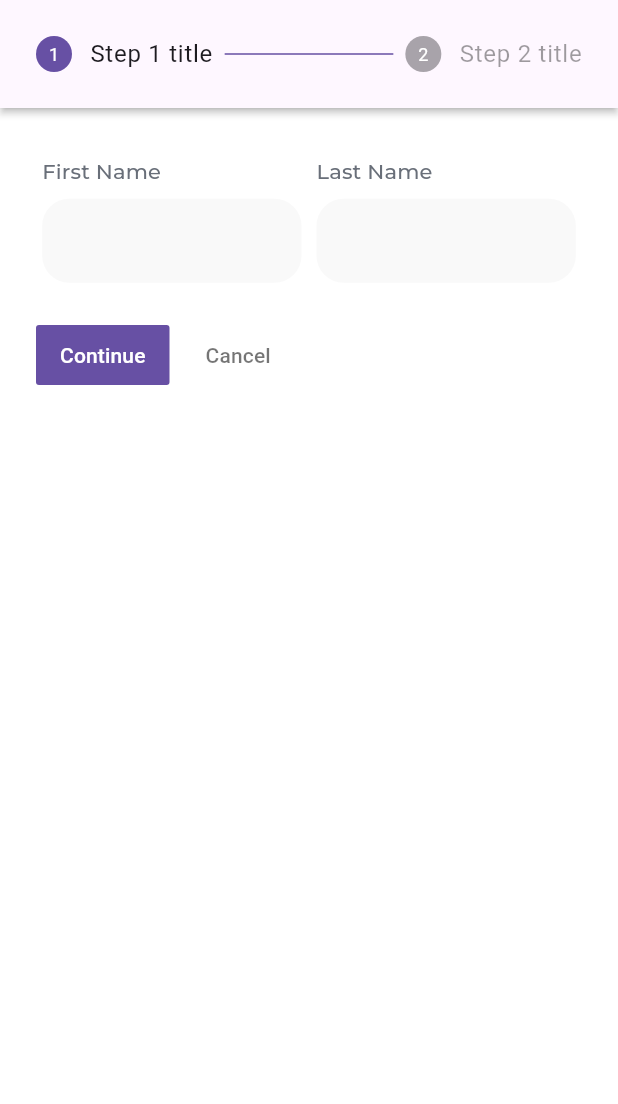
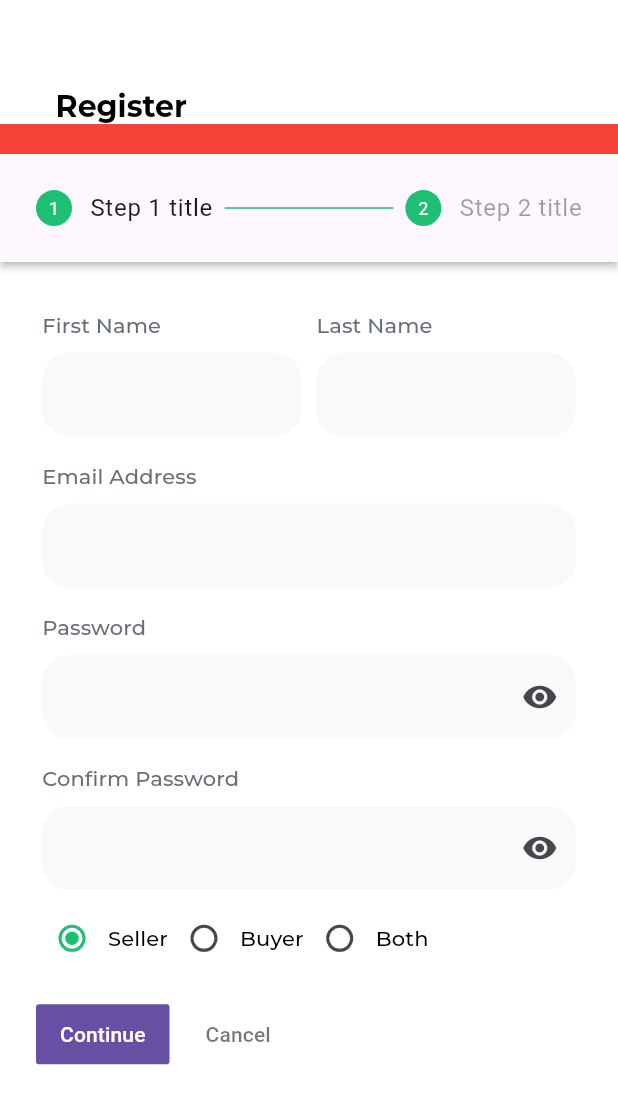
Before and after one commit to Mahmoudshady20/kafiil_test, a Flutter app: the screen it shows after launch, after a tap on "Register", on a phone screen of 412 x 824 dp. Shown: the top 1104 px of the screen. Run offline on Flutter 3.47's test engine with Material 3 defaults, Android fonts, the phone set to English and light mode, and no system bars; our stand-ins replace google_fonts.

Commit message:
1- create radio_button_widget

```diff
--- a/lib/feature/authentication_feature/widget/custom_email_address.dart
+++ b/lib/feature/authentication_feature/widget/custom_email_address.dart
@@ -3,14 +3,15 @@ import 'package:kafiil_test/core/utils/validations_regex.dart';
 import 'package:kafiil_test/shared/widget/custom_form_field.dart';
 
 class CustomEmailAddress extends StatelessWidget {
-  const CustomEmailAddress({super.key, required this.emailController});
+  const CustomEmailAddress({super.key, required this.emailController,required this.paddingHorizontal});
   final TextEditingController emailController;
+  final double paddingHorizontal;
 
   @override
   Widget build(BuildContext context) {
     return CustomFormField(
         label: 'Email Address',
-        paddingHorizontal:  MediaQuery.of(context).size.width * 0.05,
+        paddingHorizontal:  MediaQuery.of(context).size.width * paddingHorizontal,
         controller: emailController,
         validator: (value) {
           if (value == null || value.trim().isEmpty) {
--- a/lib/feature/authentication_feature/widget/custom_password_field.dart
+++ b/lib/feature/authentication_feature/widget/custom_password_field.dart
@@ -3,9 +3,10 @@ import 'package:kafiil_test/core/utils/validations_regex.dart';
 import 'package:kafiil_test/shared/widget/custom_form_field.dart';
 
 class CustomPasswordField extends StatefulWidget {
-  const CustomPasswordField({super.key,required this.passwordController,required this.label});
+  const CustomPasswordField({super.key,required this.passwordController,required this.label,required this.padding});
   final TextEditingController passwordController;
   final String label;
+  final double padding;
 
   @override
   State<CustomPasswordField> createState() => _CustomPasswordFieldState();
@@ -23,7 +24,7 @@ class _CustomPasswordFieldState extends State<CustomPasswordField> {
   Widget build(BuildContext context) {
     return  CustomFormField(
       label: widget.label,
-      paddingHorizontal:  MediaQuery.of(context).size.width * 0.05,
+      paddingHorizontal:  MediaQuery.of(context).size.width * widget.padding,
       controller: widget.passwordController,
       validator: (value){
         if (value == null || value.trim().isEmpty) {
--- a/lib/feature/authentication_feature/widget/login_view_body.dart
+++ b/lib/feature/authentication_feature/widget/login_view_body.dart
@@ -45,8 +45,9 @@ class _LoginViewBodyState extends State<LoginViewBody> {
                 titleName: 'Account Login',
               ),
               const LoginImage(),
-              CustomEmailAddress(emailController: emailController),
+              CustomEmailAddress(emailController: emailController,paddingHorizontal: 0.05,),
               CustomPasswordField(
+                padding: 0.05,
                 passwordController: passwordController,
                 label: 'password',
               ),
--- /dev/null
+++ b/lib/feature/authentication_feature/widget/radio_button_widget.dart
@@ -0,0 +1,62 @@
+import 'package:flutter/material.dart';
+
+class RadioButtonWidget extends StatefulWidget {
+  const RadioButtonWidget({super.key});
+
+  @override
+  State<RadioButtonWidget> createState() => _RadioButtonWidgetState();
+}
+
+class _RadioButtonWidgetState extends State<RadioButtonWidget> {
+  String _selectedRole = 'Seller';
+
+  @override
+  Widget build(BuildContext context) {
+    return  Row(
+      mainAxisAlignment: MainAxisAlignment.spaceAround,
+      children: [
+        Radio(
+          activeColor: const Color(0xFF1DBF73),
+          value: 'Seller',
+          groupValue: _selectedRole,
+          onChanged: (value) {
+            setState(() {
+              _selectedRole = value!;
+            });
+          },
+        ),
+        Text('Seller',style: Theme.of(context).textTheme.titleSmall?.copyWith(
+            color: Colors.black
+        ),),
+        Radio(
+          activeColor: const Color(0xFF1DBF73),
+          value: 'Buyer',
+          groupValue: _selectedRole,
+          onChanged: (value) {
+            setState(() {
+              _selectedRole = value!;
+            });
+          },
+        ),
+        Text('Buyer',style: Theme.of(context).textTheme.titleSmall?.copyWith(
+          color: Colors.black
+        ),),
+        Radio(
+          activeColor: const Color(0xFF1DBF73),
+          value: 'Both',
+          groupValue: _selectedRole,
+          onChanged: (value) {
+            setState(() {
+              _selectedRole = value!;
+            });
+          },
+        ),
+        Text('Both',style: Theme.of(context).textTheme.titleSmall?.copyWith(
+            color: Colors.black
+        ),
+        ),
+        const Spacer()
+      ],
+    );
+  }
+}
--- a/lib/feature/authentication_feature/widget/sign_up_body.dart
+++ b/lib/feature/authentication_feature/widget/sign_up_body.dart
@@ -1,4 +1,5 @@
 import 'package:flutter/material.dart';
+import 'package:kafiil_test/feature/authentication_feature/widget/custom_appbar_widget.dart';
 import 'package:kafiil_test/feature/authentication_feature/widget/sign_up_step_one.dart';
 import 'package:kafiil_test/feature/authentication_feature/widget/sign_up_step_two.dart';
 
@@ -13,17 +14,27 @@ class _SignUpBodyState extends State<SignUpBody> {
   int _index = 0;
   late TextEditingController firstNameController;
   late TextEditingController lastNameController;
+  late TextEditingController emailController;
+  late TextEditingController passwordController;
+  late TextEditingController confirmPasswordController;
   @override
   void initState() {
     firstNameController = TextEditingController();
     lastNameController = TextEditingController();
+    emailController = TextEditingController();
+    passwordController = TextEditingController();
+    confirmPasswordController = TextEditingController();
     super.initState();
   }
+
   @override
   void dispose() {
     // TODO: implement dispose
     firstNameController.dispose();
     lastNameController.dispose();
+    emailController.dispose();
+    passwordController.dispose();
+    confirmPasswordController.dispose();
     super.dispose();
   }
 
@@ -31,7 +42,21 @@ class _SignUpBodyState extends State<SignUpBody> {
   Widget build(BuildContext context) {
     return Scaffold(
       body: SafeArea(
+        child: Column(
+          crossAxisAlignment: CrossAxisAlignment.start,
+          children: [
+            const CustomAppbarWidget(titleName: 'Register'),
+            Container(
+              height: 20,
+              color: Colors.red,
+            ),
+            Expanded(
               child: Stepper(
+                connectorColor: WidgetStateProperty.all(
+                  const Color(0xFF1DBF73),
+
+                ),
+
                 physics: const AlwaysScrollableScrollPhysics(),
                 type: StepperType.horizontal,
                 currentStep: _index,
@@ -54,18 +79,27 @@ class _SignUpBodyState extends State<SignUpBody> {
                     _index = index;
                   });
                 },
-          steps:[
+                steps: [
                   Step(
                     title: const Text('Step 1 title'),
                     isActive: _index >= 0,
-              content: SignUpStepOne(firstNameController: firstNameController,lastNameController: lastNameController,),
+                    content: SignUpStepOne(
+                      firstNameController: firstNameController,
+                      lastNameController: lastNameController,
+                      emailController: emailController,
+                      passwordController: passwordController,
+                      confirmPasswordController: confirmPasswordController,
+                    ),
                     state: _index > 0 ? StepState.complete : StepState.indexed,
                   ),
                   Step(
                     isActive: _index >= 1,
-              title: Text('Step 2 title'),
+                    title: const Text('Step 2 title'),
                     content: const SignUpStepTwo(),
                     state: _index > 1 ? StepState.complete : StepState.disabled,
+                  ),
+                ],
+              ),
             ),
           ],
         ),
--- a/lib/feature/authentication_feature/widget/sign_up_step_one.dart
+++ b/lib/feature/authentication_feature/widget/sign_up_step_one.dart
@@ -1,16 +1,26 @@
 import 'package:flutter/material.dart';
+import 'package:kafiil_test/feature/authentication_feature/widget/custom_email_address.dart';
 import 'package:kafiil_test/feature/authentication_feature/widget/custom_name_widget.dart';
+import 'package:kafiil_test/feature/authentication_feature/widget/custom_password_field.dart';
+import 'package:kafiil_test/feature/authentication_feature/widget/radio_button_widget.dart';
 
 class SignUpStepOne extends StatelessWidget {
   final TextEditingController firstNameController;
   final TextEditingController lastNameController;
-  const SignUpStepOne({super.key,required this.firstNameController,required this.lastNameController});
+  final TextEditingController emailController;
+  final TextEditingController passwordController;
+  final TextEditingController confirmPasswordController;
+  const SignUpStepOne({super.key,required this.firstNameController,required this.lastNameController,required this.emailController,required this.passwordController,required this.confirmPasswordController});
 
   @override
   Widget build(BuildContext context) {
     return Column(
       children: [
-        CustomNameWidget(firstNameController: firstNameController, lastNameController: lastNameController)
+        CustomNameWidget(firstNameController: firstNameController, lastNameController: lastNameController,),
+        CustomEmailAddress(emailController: emailController,paddingHorizontal: 0.01,),
+        CustomPasswordField(passwordController: passwordController, label: 'Password',padding: 0.01,),
+        CustomPasswordField(passwordController: confirmPasswordController, label: 'Confirm Password',padding: 0.01,),
+        RadioButtonWidget()
       ],
     );
   }
--- a/pubspec.yaml
+++ b/pubspec.yaml
@@ -36,6 +36,7 @@ dependencies:
   # Use with the CupertinoIcons class for iOS style icons.
   cupertino_icons: ^1.0.6
   google_fonts: ^6.2.1
+  easy_stepper: ^0.8.5
 
 dev_dependencies:
   flutter_test:
```
Also changed, not shown: pubspec.lock. Lines whose indentation alone changed are shown as unchanged.
